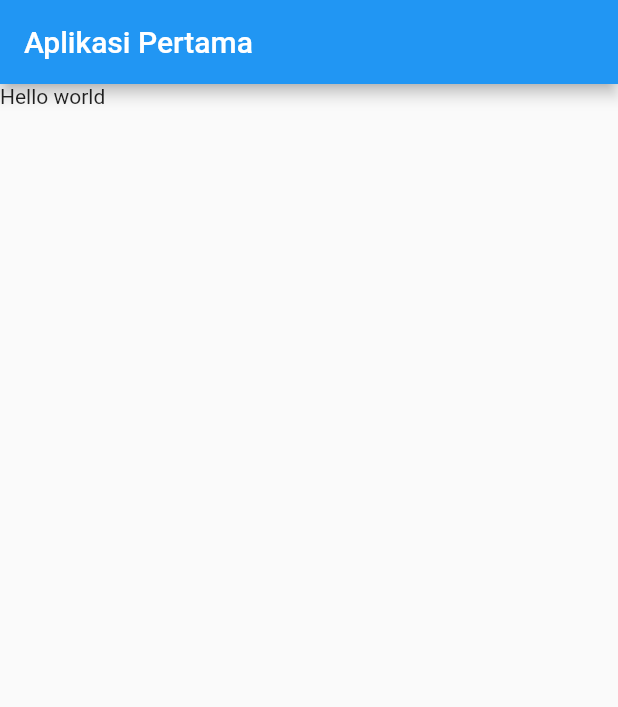
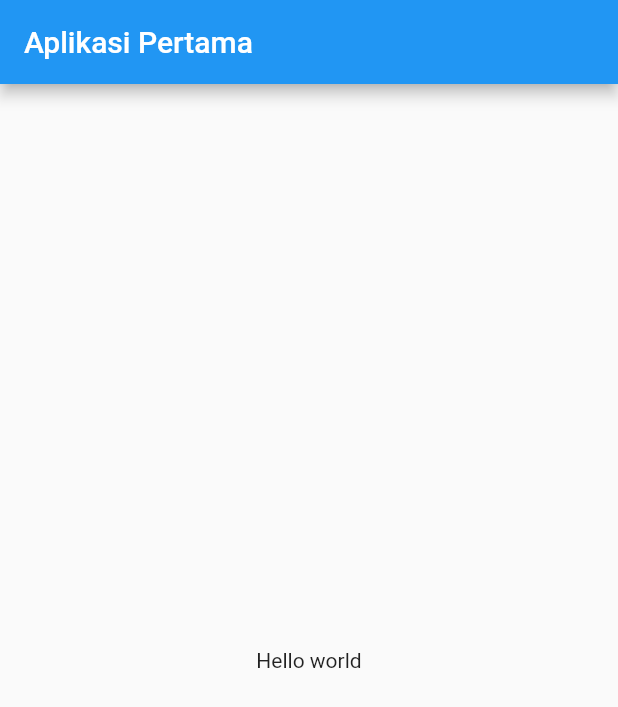
Before and after one commit to nobshh/2-flutter_text_widget, a Flutter app: the screen it shows after launch, on a phone screen of 412 x 824 dp. Shown: the top 707 px of the screen. Run offline on Flutter 3.47's test engine with Material 2 defaults, Android fonts, the light colour scheme and no system bars.

Commit message:
text center

```diff
--- a/lib/main.dart
+++ b/lib/main.dart
@@ -12,7 +12,7 @@ class MyApp extends StatelessWidget {
         appBar: AppBar(
           title: Text("Aplikasi Pertama"),
         ),
-        body: Text("Hello world"),
+        body: Center(child: Text("Hello world")),
       ),
     );
   }
```
